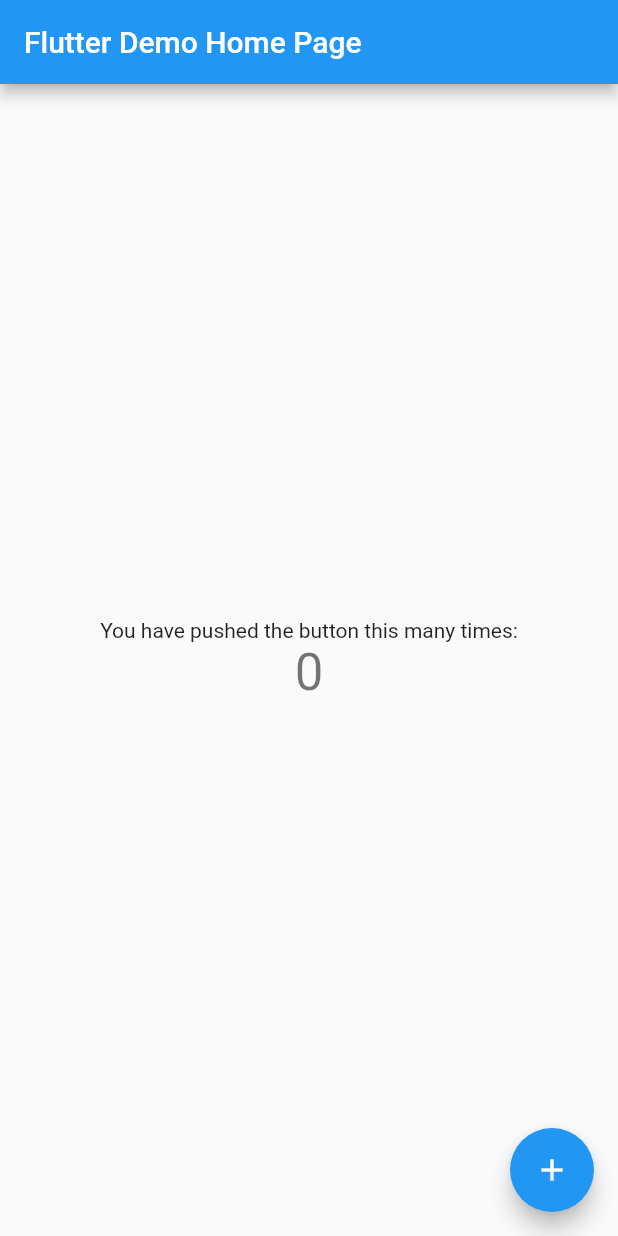
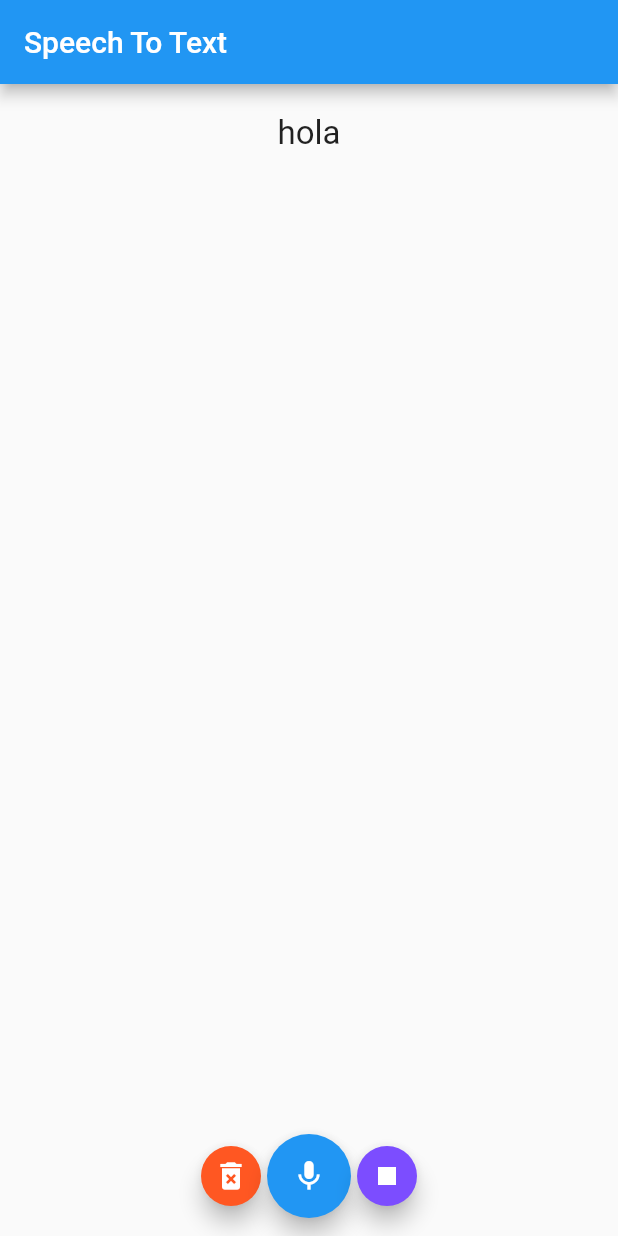
Before and after one commit to Franklin2018/NLP-flutter, a Flutter app: the screen it shows after launch, on a phone screen of 412 x 824 dp. Run offline on Flutter 3.47's test engine with Material 2 defaults, Android fonts, the phone set to English and light mode, and no system bars; missing offline and left inert: speech_recognition.

Commit message:
Se agrego implementacion de speech to text al proyecto

```diff
--- a/lib/main.dart
+++ b/lib/main.dart
@@ -1,4 +1,7 @@
 import 'package:flutter/material.dart';
+import 'package:nlp_flutter/src/pages/speech_to_text.dart';
+
+
 
 void main() => runApp(MyApp());
 
@@ -6,106 +9,14 @@ class MyApp extends StatelessWidget {
   // This widget is the root of your application.
   @override
   Widget build(BuildContext context) {
+    var themeData = ThemeData(
+        primarySwatch: Colors.blue,
+      );
     return MaterialApp(
-      title: 'Flutter Demo',
-      theme: ThemeData(
-        // This is the theme of your application.
-        //
-        // Try running your application with "flutter run". You'll see the
-        // application has a blue toolbar. Then, without quitting the app, try
-        // changing the primarySwatch below to Colors.green and then invoke
-        // "hot reload" (press "r" in the console where you ran "flutter run",
-        // or simply save your changes to "hot reload" in a Flutter IDE).
-        // Notice that the counter didn't reset back to zero; the application
-        // is not restarted.
-        primarySwatch: Colors.blue,
-      ),
-      home: MyHomePage(title: 'Flutter Demo Home Page'),
+      debugShowCheckedModeBanner: false,
+      title: 'Speech to Text',
+      theme: themeData,
+      home: SpeechToTextPage(),
     );
   }
 }
-
-class MyHomePage extends StatefulWidget {
-  MyHomePage({Key key, this.title}) : super(key: key);
-
-  // This widget is the home page of your application. It is stateful, meaning
-  // that it has a State object (defined below) that contains fields that affect
-  // how it looks.
-
-  // This class is the configuration for the state. It holds the values (in this
-  // case the title) provided by the parent (in this case the App widget) and
-  // used by the build method of the State. Fields in a Widget subclass are
-  // always marked "final".
-
-  final String title;
-
-  @override
-  _MyHomePageState createState() => _MyHomePageState();
-}
-
-class _MyHomePageState extends State<MyHomePage> {
-  int _counter = 0;
-
-  void _incrementCounter() {
-    setState(() {
-      // This call to setState tells the Flutter framework that something has
-      // changed in this State, which causes it to rerun the build method below
-      // so that the display can reflect the updated values. If we changed
-      // _counter without calling setState(), then the build method would not be
-      // called again, and so nothing would appear to happen.
-      _counter++;
-    });
-  }
-
-  @override
-  Widget build(BuildContext context) {
-    // This method is rerun every time setState is called, for instance as done
-    // by the _incrementCounter method above.
-    //
-    // The Flutter framework has been optimized to make rerunning build methods
-    // fast, so that you can just rebuild anything that needs updating rather
-    // than having to individually change instances of widgets.
-    return Scaffold(
-      appBar: AppBar(
-        // Here we take the value from the MyHomePage object that was created by
-        // the App.build method, and use it to set our appbar title.
-        title: Text(widget.title),
-      ),
-      body: Center(
-        // Center is a layout widget. It takes a single child and positions it
-        // in the middle of the parent.
-        child: Column(
-          // Column is also a layout widget. It takes a list of children and
-          // arranges them vertically. By default, it sizes itself to fit its
-          // children horizontally, and tries to be as tall as its parent.
-          //
-          // Invoke "debug painting" (press "p" in the console, choose the
-          // "Toggle Debug Paint" action from the Flutter Inspector in Android
-          // Studio, or the "Toggle Debug Paint" command in Visual Studio Code)
-          // to see the wireframe for each widget.
-          //
-          // Column has various properties to control how it sizes itself and
-          // how it positions its children. Here we use mainAxisAlignment to
-          // center the children vertically; the main axis here is the vertical
-          // axis because Columns are vertical (the cross axis would be
-          // horizontal).
-          mainAxisAlignment: MainAxisAlignment.center,
-          children: <Widget>[
-            Text(
-              'You have pushed the button this many times:',
-            ),
-            Text(
-              '$_counter',
-              style: Theme.of(context).textTheme.display1,
-            ),
-          ],
-        ),
-      ),
-      floatingActionButton: FloatingActionButton(
-        onPressed: _incrementCounter,
-        tooltip: 'Increment',
-        child: Icon(Icons.add),
-      ), // This trailing comma makes auto-formatting nicer for build methods.
-    );
-  }
-}
--- /dev/null
+++ b/lib/src/pages/speech_to_text.dart
@@ -0,0 +1,128 @@
+import 'package:flutter/material.dart';
+import 'package:speech_recognition/speech_recognition.dart';
+
+
+class SpeechToTextPage extends StatefulWidget {
+  @override
+  _SpeechToTextPageState createState() => _SpeechToTextPageState();
+}
+
+class _SpeechToTextPageState extends State<SpeechToTextPage> {
+
+   SpeechRecognition _speechRecognition; //objeto de reconocimiento de voz
+    bool _isAvailable = false;
+    bool _isListening = false;
+
+    String transcription = 'hola'; //aqui tendremos el resultado de la transcripcion
+
+  @override
+    void initState() {
+      super.initState();
+      activateSpeechRecognizer();
+    }
+     void activateSpeechRecognizer() {
+       _speechRecognition = SpeechRecognition();
+
+       _speechRecognition.setAvailabilityHandler(onSpeechAvailability);
+       _speechRecognition.setRecognitionStartedHandler(onRecognitionStarted);
+       _speechRecognition.setRecognitionResultHandler(onRecognitionResult);
+       _speechRecognition.setRecognitionCompleteHandler(onRecognitionComplete);
+
+       _speechRecognition.activate().then((res) => setState(() => _isAvailable = res));
+
+     }
+
+
+  @override
+  Widget build(BuildContext context) {
+    return Scaffold(
+      appBar: AppBar(
+        title: Text('Speech To Text'),
+      ),
+      body: Container(
+            child: Column(
+               mainAxisAlignment: MainAxisAlignment.spaceBetween,
+              children: <Widget>[
+                Column(
+                  children: <Widget>[
+                    Padding(
+                      padding: const EdgeInsets.all(20.0),
+                      child: Text(transcription,
+                      style: TextStyle(fontSize: 22),),
+                    )
+                  ],
+                ),
+                Column(
+                   mainAxisAlignment: MainAxisAlignment.end,
+                  children: <Widget>[
+                    Padding(
+                      padding: const EdgeInsets.all(12.0),
+                      child: Row(
+                         mainAxisAlignment: MainAxisAlignment.center,
+                        children: <Widget>[
+                          FloatingActionButton(// boton para cancelar
+                              mini: true,
+                              backgroundColor: Colors.deepOrange,
+                              child: Icon(Icons.delete_forever),
+                              onPressed: (){
+                                  _cancelMicrofono();
+                              },
+                          ),
+                          FloatingActionButton(//boton para activar el mic.
+                              child: Icon(Icons.mic),
+                              onPressed: (){
+                                  _activarMicrofono();
+                              },
+                          ),
+                          FloatingActionButton(//boton para detener el mic.
+                              mini: true,
+                              backgroundColor: Colors.deepPurpleAccent,
+                              child: Icon(Icons.stop),
+                              onPressed: (){
+                                  _stopMicrofono();
+                              },
+                          )
+                        ],
+                      ),
+                    )
+                  ],
+                )
+              ],
+            ),
+          ),
+    );
+
+
+  }
+    // metodos
+  void onSpeechAvailability(bool result) => setState(() => _isAvailable = result);
+
+  void onRecognitionStarted() => setState(() => _isListening = true);//aui el microfono esta escuchando
+
+  void onRecognitionResult(String text) => setState(() => transcription = text);// aqui la funcion devolvera el texto
+
+  void onRecognitionComplete() => setState(() => _isListening = false);
+
+   void _activarMicrofono() {
+    if( _isAvailable && !_isListening)
+      _speechRecognition
+        .listen(locale: 'es_ES').then((result)=>print('$result'));
+  }
+
+  void _stopMicrofono() {//para avisar que se completo el dictado, deja de escuchar
+    if( _isListening)
+      _speechRecognition.stop().then(
+        (result) => setState(() => _isListening = result),
+      );
+  }
+
+  void _cancelMicrofono() {
+    if( _isListening)
+      _speechRecognition.cancel().then(
+        (result) => setState( (){
+          _isListening = result;
+          transcription = "transcripcion cancelada";
+        } )
+        );
+  }
+}
--- a/pubspec.yaml
+++ b/pubspec.yaml
@@ -22,7 +22,8 @@ dependencies:
 
   # The following adds the Cupertino Icons font to your application.
   # Use with the CupertinoIcons class for iOS style icons.
-  cupertino_icons: ^0.1.2
+  cupertino_icons: ^0.1.3
+  speech_recognition: ^0.3.0+1
 
 dev_dependencies:
   flutter_test:
```
Also changed, not shown: pubspec.lock, 1 other file.
